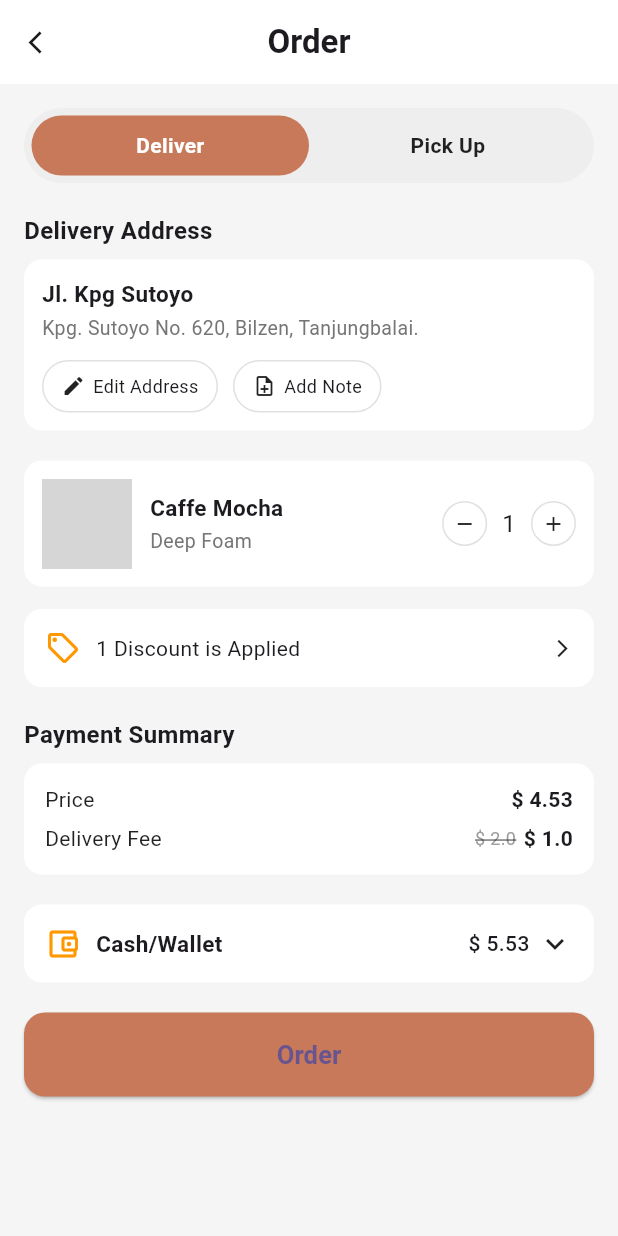
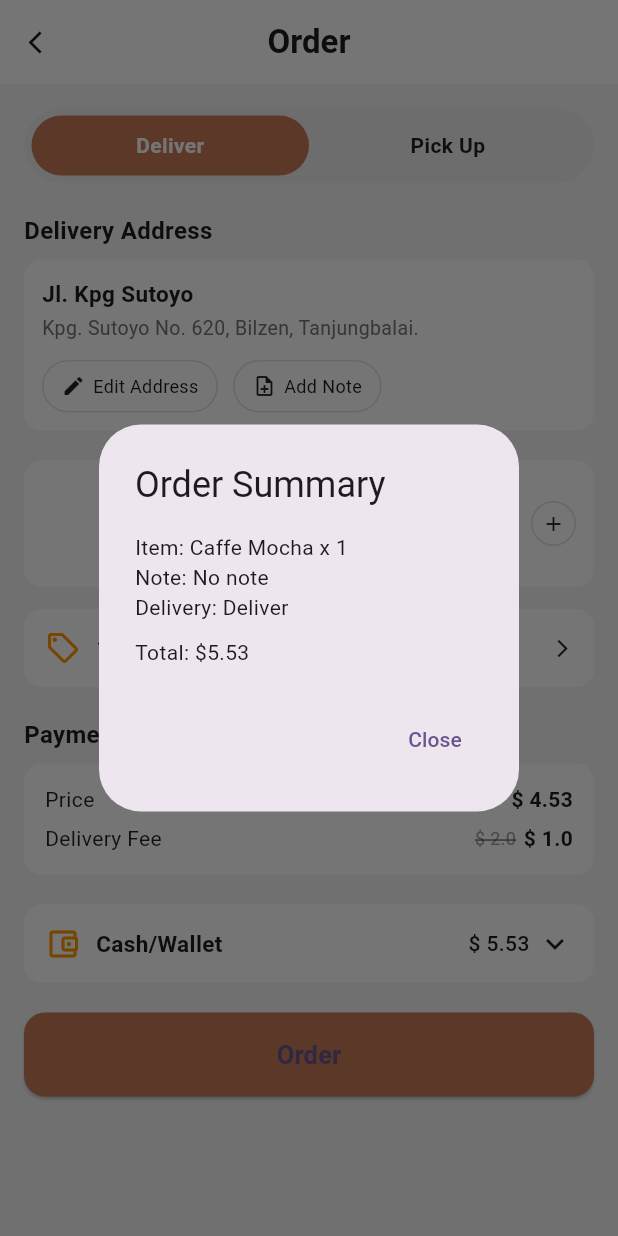
Before and after one commit to kmirzoyev5/MP_Final_project, a Flutter app: the screen it shows after launch, after a tap on "Order", on a phone screen of 412 x 824 dp. Run offline on Flutter 3.47's test engine with Material 3 defaults, Android fonts, the phone set to English and light mode, and no system bars; network calls fail; grey boxes are pictures that could not be loaded.

Commit message:
make some buttons work on placeholder info in order page

```diff
--- a/lib/pages/order_page.dart
+++ b/lib/pages/order_page.dart
@@ -10,6 +10,7 @@ class OrderPage extends StatefulWidget {
 class _OrderPageState extends State<OrderPage> {
   bool deliverSelected = true;
   int quantity = 1;
+  String note = ""; // placeholder for note
 
   @override
   Widget build(BuildContext context) {
@@ -22,7 +23,6 @@ class _OrderPageState extends State<OrderPage> {
         elevation: 0,
         backgroundColor: Colors.white,
       ),
-
       body: SingleChildScrollView(
         padding: const EdgeInsets.all(16),
         child: Column(
@@ -65,8 +65,7 @@ class _OrderPageState extends State<OrderPage> {
                 crossAxisAlignment: CrossAxisAlignment.start,
                 children: [
                   const Text("Jl. Kpg Sutoyo",
-                      style:
-                          TextStyle(fontSize: 15, fontWeight: FontWeight.w600)),
+                      style: TextStyle(fontSize: 15, fontWeight: FontWeight.w600)),
                   const SizedBox(height: 3),
                   Text(
                     "Kpg. Sutoyo No. 620, Bilzen, Tanjungbalai.",
@@ -113,12 +112,10 @@ class _OrderPageState extends State<OrderPage> {
                       crossAxisAlignment: CrossAxisAlignment.start,
                       children: [
                         const Text("Caffe Mocha",
-                            style: TextStyle(
-                                fontSize: 15, fontWeight: FontWeight.w600)),
+                            style: TextStyle(fontSize: 15, fontWeight: FontWeight.w600)),
                         const SizedBox(height: 2),
                         Text("Deep Foam",
-                            style: TextStyle(
-                                color: Colors.grey[600], fontSize: 13)),
+                            style: TextStyle(color: Colors.grey[600], fontSize: 13)),
                       ],
                     ),
                   ),
@@ -181,8 +178,7 @@ class _OrderPageState extends State<OrderPage> {
                 children: [
                   _priceRow("Price", "\$ 4.53"),
                   const SizedBox(height: 6),
-                  _priceRow("Delivery Fee", "\$ 1.0",
-                      oldPrice: "\$ 2.0"),
+                  _priceRow("Delivery Fee", deliverSelected ? "\$ 1.0" : "\$ 0.0", oldPrice: "\$ 2.0"),
                 ],
               ),
             ),
@@ -198,17 +194,14 @@ class _OrderPageState extends State<OrderPage> {
               ),
               child: Row(
                 children: const [
-                  Icon(Icons.account_balance_wallet_outlined,
-                      color: Colors.orange),
+                  Icon(Icons.account_balance_wallet_outlined, color: Colors.orange),
                   SizedBox(width: 10),
                   Expanded(
                     child: Text("Cash/Wallet",
-                        style: TextStyle(
-                            fontWeight: FontWeight.w600, fontSize: 15)),
+                        style: TextStyle(fontWeight: FontWeight.w600, fontSize: 15)),
                   ),
                   Text("\$ 5.53",
-                      style:
-                          TextStyle(fontWeight: FontWeight.w500, fontSize: 14)),
+                      style: TextStyle(fontWeight: FontWeight.w500, fontSize: 14)),
                   SizedBox(width: 5),
                   Icon(Icons.keyboard_arrow_down)
                 ],
@@ -221,7 +214,9 @@ class _OrderPageState extends State<OrderPage> {
             SizedBox(
               width: double.infinity,
               child: ElevatedButton(
-                onPressed: () {},
+                onPressed: () {
+                  _showOrderSummary();
+                },
                 style: ElevatedButton.styleFrom(
                   backgroundColor: const Color(0xffC87959),
                   padding: const EdgeInsets.symmetric(vertical: 16),
@@ -229,8 +224,7 @@ class _OrderPageState extends State<OrderPage> {
                       borderRadius: BorderRadius.circular(14)),
                 ),
                 child: const Text("Order",
-                    style:
-                        TextStyle(fontSize: 17, fontWeight: FontWeight.w600)),
+                    style: TextStyle(fontSize: 17, fontWeight: FontWeight.w600)),
               ),
             ),
           ],
@@ -264,7 +258,15 @@ class _OrderPageState extends State<OrderPage> {
   }
 
   Widget _smallButton(IconData icon, String text) {
-    return Container(
+    return GestureDetector(
+      onTap: () {
+        if (text == "Edit Address") {
+          _showEditAddressDialog();
+        } else if (text == "Add Note") {
+          _showAddNoteDialog();
+        }
+      },
+      child: Container(
         padding: const EdgeInsets.symmetric(horizontal: 12, vertical: 8),
         decoration: BoxDecoration(
           borderRadius: BorderRadius.circular(20),
@@ -276,6 +278,7 @@ class _OrderPageState extends State<OrderPage> {
             const SizedBox(width: 5),
             Text(text, style: const TextStyle(fontSize: 12)),
           ],
+        ),
       ),
     );
   }
@@ -299,8 +302,7 @@ class _OrderPageState extends State<OrderPage> {
     return Row(
       mainAxisAlignment: MainAxisAlignment.spaceBetween,
       children: [
-        Text(title,
-            style: const TextStyle(fontSize: 14, color: Colors.black87)),
+        Text(title, style: const TextStyle(fontSize: 14, color: Colors.black87)),
         Row(
           children: [
             if (oldPrice != null)
@@ -313,11 +315,77 @@ class _OrderPageState extends State<OrderPage> {
               ),
             const SizedBox(width: 5),
             Text(price,
-                style: const TextStyle(
-                    fontSize: 14, fontWeight: FontWeight.w600)),
+                style: const TextStyle(fontSize: 14, fontWeight: FontWeight.w600)),
           ],
         ),
       ],
     );
   }
+
+  /// ---------------- DIALOGS -----------------
+
+  void _showEditAddressDialog() {
+    showDialog(
+      context: context,
+      builder: (context) => AlertDialog(
+        title: const Text("Edit Address"),
+        content: const Text("This is a placeholder for editing address."),
+        actions: [
+          TextButton(
+              onPressed: () => Navigator.pop(context),
+              child: const Text("Close"))
+        ],
+      ),
+    );
   }
+
+  void _showAddNoteDialog() {
+    TextEditingController controller = TextEditingController(text: note);
+    showDialog(
+      context: context,
+      builder: (context) => AlertDialog(
+        title: const Text("Add Note"),
+        content: TextField(
+          controller: controller,
+          decoration: const InputDecoration(hintText: "Enter your note"),
+        ),
+        actions: [
+          TextButton(
+              onPressed: () {
+                setState(() => note = controller.text);
+                Navigator.pop(context);
+              },
+              child: const Text("Save")),
+          TextButton(
+              onPressed: () => Navigator.pop(context),
+              child: const Text("Cancel")),
+        ],
+      ),
+    );
+  }
+
+  void _showOrderSummary() {
+    showDialog(
+      context: context,
+      builder: (context) => AlertDialog(
+        title: const Text("Order Summary"),
+        content: Column(
+          mainAxisSize: MainAxisSize.min,
+          crossAxisAlignment: CrossAxisAlignment.start,
+          children: [
+            Text("Item: Caffe Mocha x $quantity"),
+            Text("Note: ${note.isEmpty ? 'No note' : note}"),
+            Text("Delivery: ${deliverSelected ? 'Deliver' : 'Pick Up'}"),
+            const SizedBox(height: 10),
+            const Text("Total: \$5.53") // placeholder total
+          ],
+        ),
+        actions: [
+          TextButton(
+              onPressed: () => Navigator.pop(context),
+              child: const Text("Close"))
+        ],
+      ),
+    );
+  }
+}
```
Lines whose indentation alone changed are shown as unchanged.
